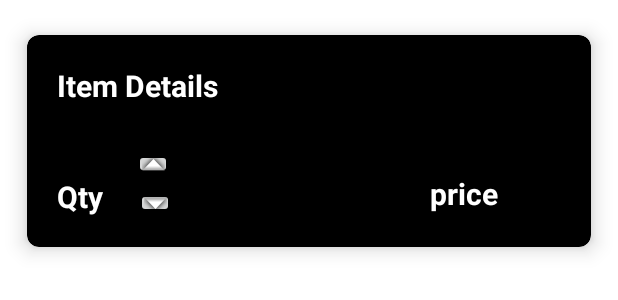
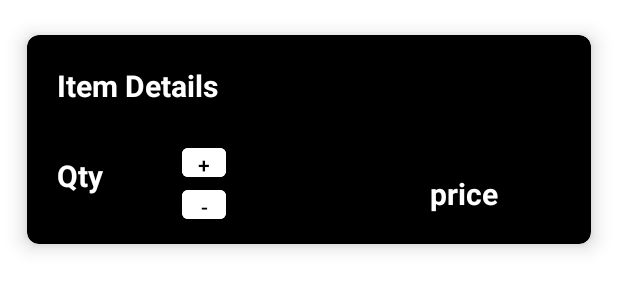
Before and after one commit to saigokhale/SelfBillingQRApp, an Android app: the layout card_layout_cart.xml on its own in the app's theme, with its tools: preview values and no code run, on a phone screen of 412 x 824 dp. Shown: the top 300 px of the screen. Run offline under Robolectric (Android 15) with nearby library versions, the phone set to English and light mode, and no system bars.

Commit message:
initial commit

```diff
--- a/app/src/main/res/layout/card_layout_cart.xml
+++ b/app/src/main/res/layout/card_layout_cart.xml
@@ -59,7 +59,7 @@
             android:layout_width="wrap_content"
             android:layout_height="wrap_content"
             android:layout_alignParentTop="true"
-            android:layout_marginTop="94dp"
+            android:layout_marginTop="80dp"
             android:layout_marginBottom="20dp"
             android:paddingLeft="20dp"
             android:text="Qty"
@@ -67,25 +67,31 @@
             android:textSize="20sp"
             android:textStyle="bold" />
 
-        <ImageButton
-            android:id="@+id/increase_btn"
-            android:layout_width="25dp"
-            android:layout_height="20dp"
+        <Button
+            android:id="@+id/buttonup"
+            android:layout_width="29dp"
+            android:layout_height="31dp"
             android:layout_alignParentTop="true"
             android:layout_alignParentEnd="true"
-            android:layout_marginTop="76dp"
-            android:layout_marginEnd="279dp"
-            app:srcCompat="@android:drawable/arrow_up_float" />
+            android:layout_marginTop="69dp"
+            android:layout_marginEnd="243dp"
+            android:backgroundTint="@color/white"
+            android:padding="1dp"
+            android:text="+"
+            android:textColor="@color/black" />
 
-        <ImageButton
-            android:id="@+id/decrease_btn"
-            android:layout_width="25dp"
-            android:layout_height="20dp"
+        <Button
+            android:id="@+id/buttondown"
+            android:layout_width="29dp"
+            android:layout_height="31dp"
             android:layout_alignParentTop="true"
             android:layout_alignParentEnd="true"
-            android:layout_marginTop="102dp"
-            android:layout_marginEnd="278dp"
-            app:srcCompat="@android:drawable/arrow_down_float" />
+            android:layout_marginTop="97dp"
+            android:layout_marginEnd="243dp"
+            android:backgroundTint="@color/white"
+            android:padding="1dp"
+            android:text="-"
+            android:textColor="@color/black" />
 
 
     </RelativeLayout>
```
Also changed, not shown: app/src/main/java/com/example/selfbillingqrapp/CartAdapter.java (+71 -33 lines), app/src/main/java/com/example/selfbillingqrapp/GroceryDB.java (+0 -7 lines), app/src/main/java/com/example/selfbillingqrapp/ModelCartHandler.java (+13 -8 lines), app/src/main/java/com/example/selfbillingqrapp/display2.java (+8 -2 lines).
